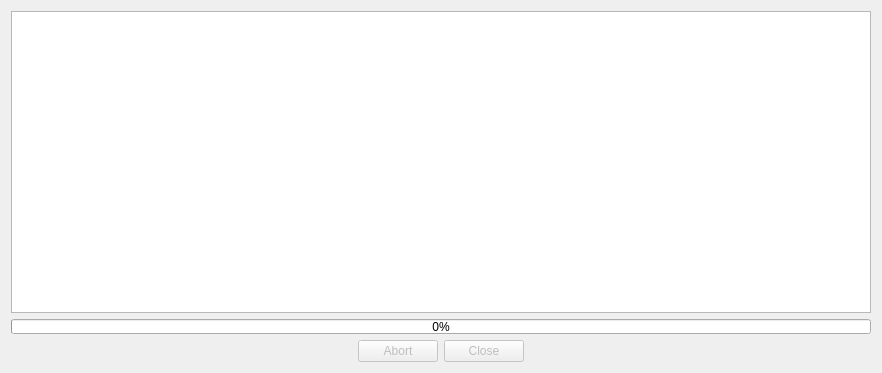
Old version of the form ps3muxer/execwindow.ui in the repository sonthonaxrk/tsdemuxer.
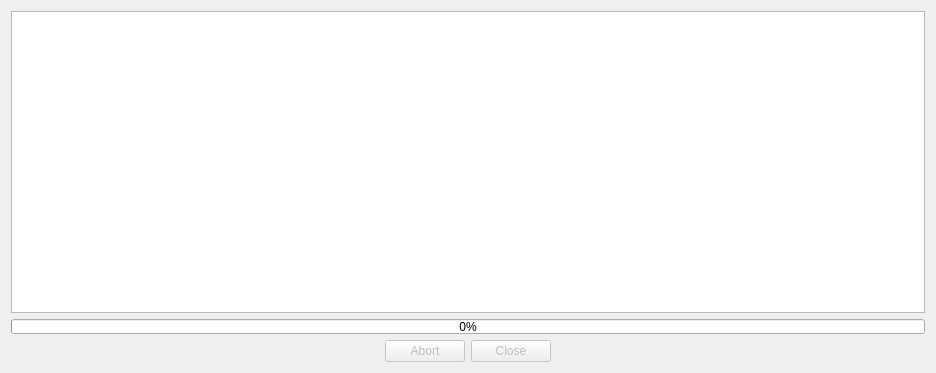
New version of the form.

Patch:
```diff
--- a/ps3muxer/execwindow.ui
+++ b/ps3muxer/execwindow.ui
@@ -6,7 +6,7 @@
    <rect>
     <x>0</x>
     <y>0</y>
-    <width>882</width>
+    <width>936</width>
     <height>373</height>
    </rect>
   </property>
```
